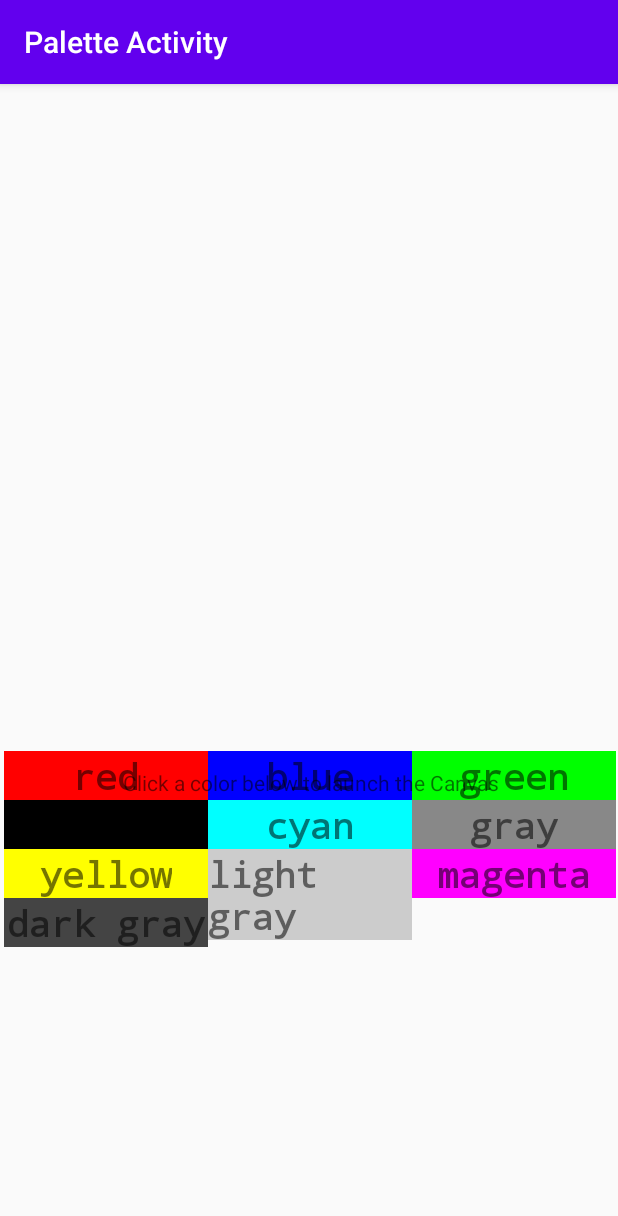
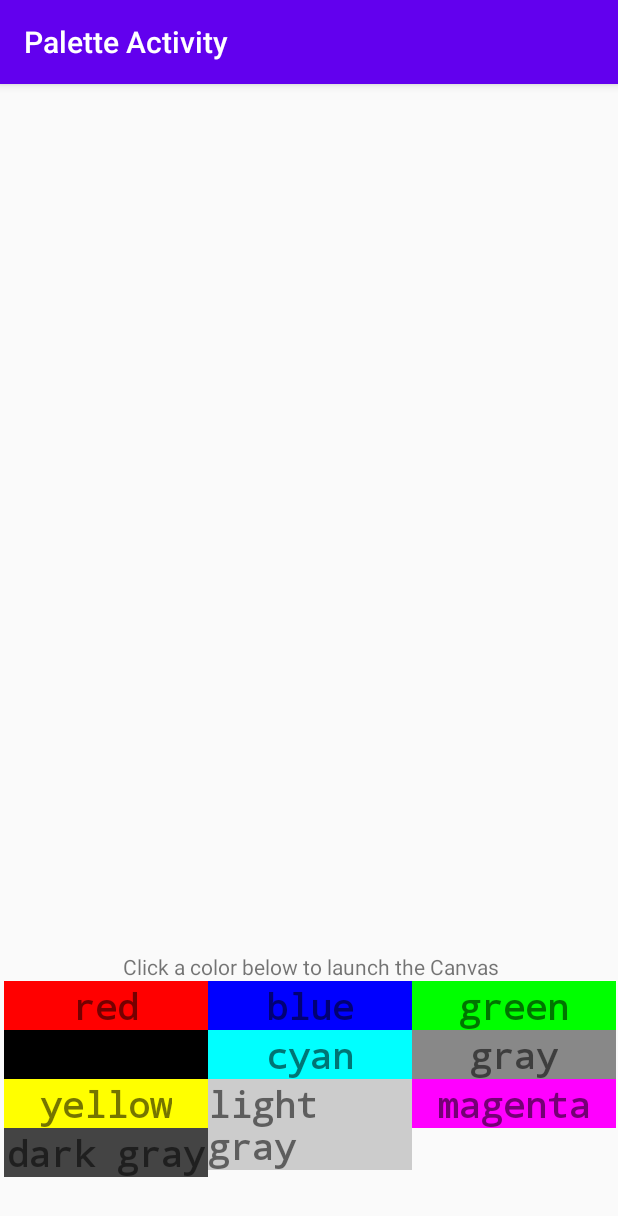
Before and after one commit to Dan-Burke-P/ColorPallete, an Android app: the screen it shows after launch (MainActivity), on a phone screen of 412 x 824 dp. Shown: the top 1216 px of the screen. Run offline under Robolectric (Android 15) with nearby library versions, the phone set to English and light mode, and no system bars.

```diff
--- a/app/src/main/res/layout/fragment_canvas.xml
+++ b/app/src/main/res/layout/fragment_canvas.xml
@@ -10,6 +10,7 @@
         android:id="@+id/ColorDisplay"
         android:layout_width="wrap_content"
         android:layout_height="wrap_content"
+        app:layout_constraintBottom_toBottomOf="parent"
         app:layout_constraintEnd_toEndOf="parent"
         app:layout_constraintStart_toStartOf="parent"
         app:layout_constraintTop_toTopOf="parent" />
--- a/app/src/main/res/layout/fragment_palette.xml
+++ b/app/src/main/res/layout/fragment_palette.xml
@@ -10,7 +10,6 @@
         android:id="@+id/colorPallete"
         android:layout_width="409dp"
         android:layout_height="354dp"
-        app:layout_constraintBottom_toBottomOf="parent"
         app:layout_constraintEnd_toEndOf="parent"
         app:layout_constraintStart_toStartOf="parent"
         app:layout_constraintTop_toBottomOf="@+id/ColorDisplay" />
@@ -19,8 +18,8 @@
         android:id="@+id/ColorDisplay"
         android:layout_width="wrap_content"
         android:layout_height="wrap_content"
-        android:layout_marginTop="48dp"
         android:text="@string/main_activity_instruction"
+        app:layout_constraintBottom_toBottomOf="parent"
         app:layout_constraintEnd_toEndOf="parent"
         app:layout_constraintStart_toStartOf="parent"
         app:layout_constraintTop_toTopOf="parent" />
```
Also changed, not shown: 2 other files.
